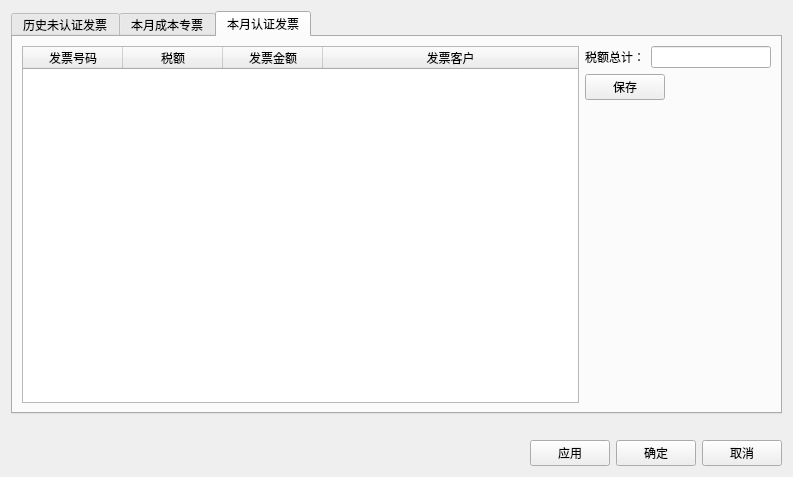
First picture: the form in forms/jxtaxmgrform.ui, repository wangkungit5905/PzAssistant, before the edit.
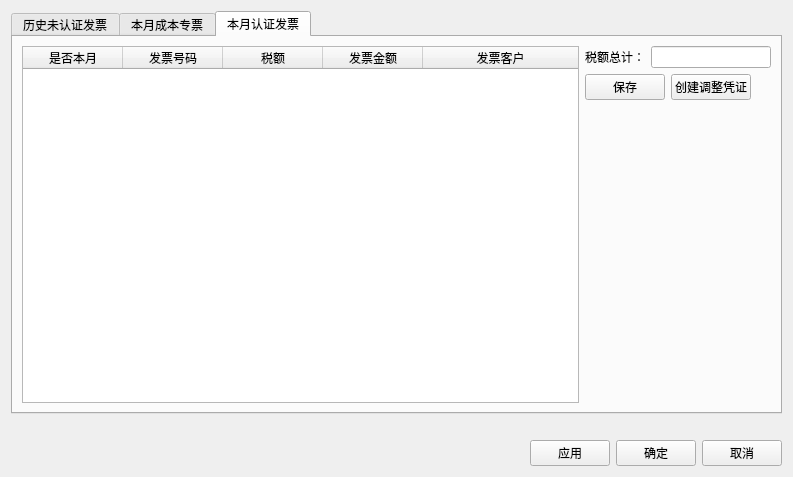
Second picture: the form after the edit. The open tabs and pages were chosen to show the change. Custom widgets are drawn as their Qt base class.

```diff
--- a/forms/jxtaxmgrform.ui
+++ b/forms/jxtaxmgrform.ui
@@ -199,6 +199,11 @@
          <attribute name="horizontalHeaderStretchLastSection">
           <bool>true</bool>
          </attribute>
+         <column>
+          <property name="text">
+           <string>是否本月</string>
+          </property>
+         </column>
          <column>
           <property name="text">
            <string>发票号码</string>
@@ -253,6 +258,13 @@
              </property>
             </widget>
            </item>
+           <item>
+            <widget class="QPushButton" name="btnCrtPz">
+             <property name="text">
+              <string>创建调整凭证</string>
+             </property>
+            </widget>
+           </item>
            <item>
             <spacer name="horizontalSpacer_2">
              <property name="orientation">
```
Left out of the diff: 22 changed lines with no effect on the pictures.
